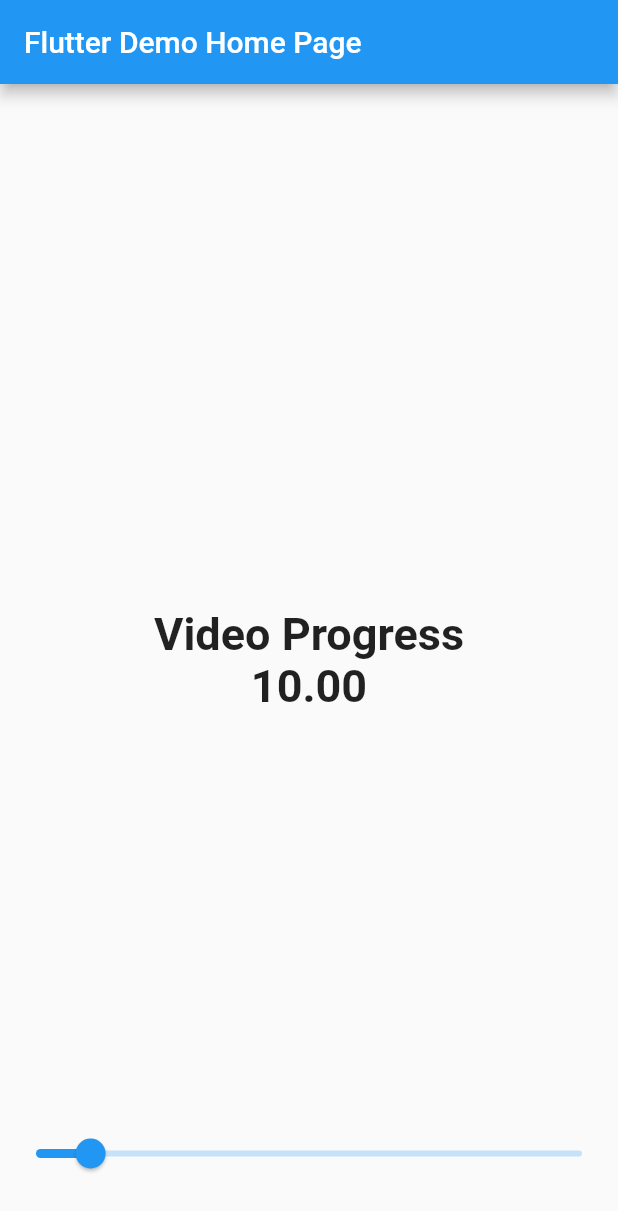
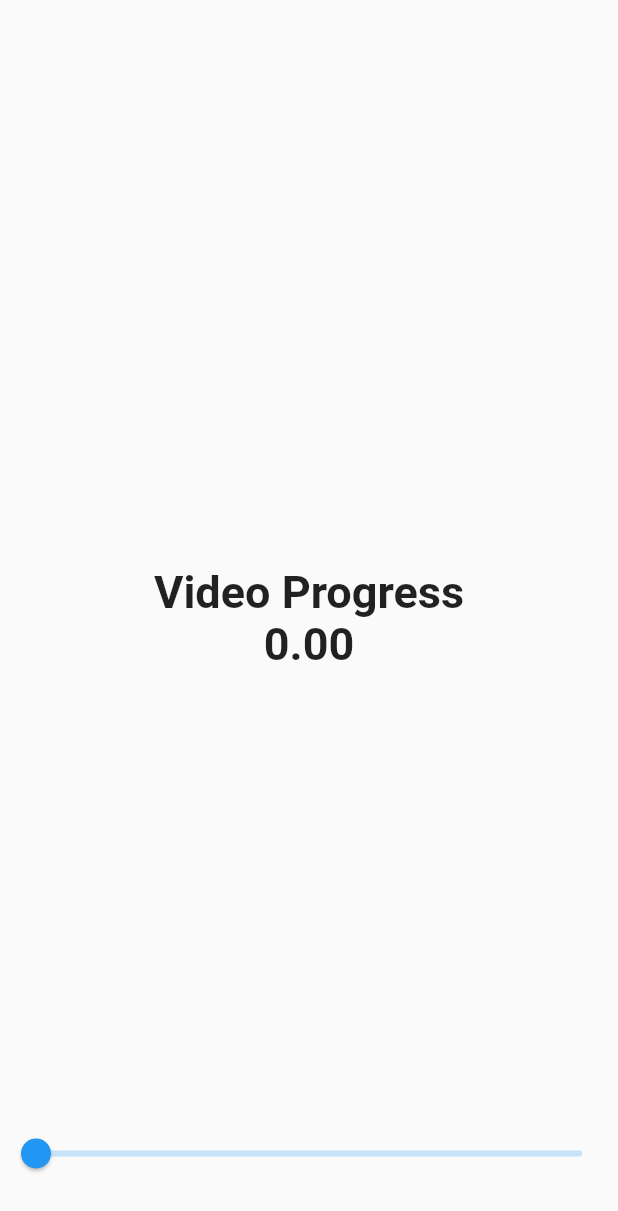
Before and after one commit to Shojib505/Flutter-Provider-counter-example, a Flutter app: the screen it shows after launch, on a phone screen of 412 x 824 dp. Shown: the top 1211 px of the screen. Run offline on Flutter 3.47's test engine with Material 2 defaults, Android fonts, the phone set to English and light mode, and no system bars.

Commit message:
using provider a proper way to change state on user intaration

```diff
--- a/lib/example_sec/custom_slider.dart
+++ b/lib/example_sec/custom_slider.dart
@@ -1,5 +1,7 @@
 import 'package:flutter/material.dart';
+import 'package:flutter_provider_counter_example/example_sec/progress_value_provider.dart';
 import 'package:flutter_provider_counter_example/example_sec/video_progress.dart';
+import 'package:provider/provider.dart';
 
 class CustomSlider extends StatefulWidget {
   const CustomSlider({Key? key}) : super(key: key);
@@ -12,21 +14,18 @@ class _CustomSliderState extends State<CustomSlider> {
   var _sliderValue = 0.1;
 
   void _onValueChanged(double val) {
-    setState(() {
-      _sliderValue = val;
-    });
-    stateOfVideoProgress.setState(() {
-      stateOfVideoProgress.progress = val * 100;
-    });
+    Provider.of<ProgressValue>(context, listen: false).progress = val;
   }
 
   @override
   Widget build(BuildContext context) {
+    final progress = Provider.of<ProgressValue>(context).progress;
+
     return Container(
       height: 50,
       margin: const EdgeInsets.symmetric(vertical: 30),
       child: Slider(
-        value: _sliderValue,
+        value: progress,
         onChanged: _onValueChanged,
       ),
     );
--- /dev/null
+++ b/lib/example_sec/progress_value_provider.dart
@@ -0,0 +1,12 @@
+import 'package:flutter/material.dart';
+
+class ProgressValue extends ChangeNotifier {
+  double _progress = 0.00;
+
+  double get progress => _progress;
+
+  set progress(double val) {
+    _progress = val;
+    notifyListeners();
+  }
+}
--- a/lib/example_sec/video_progress.dart
+++ b/lib/example_sec/video_progress.dart
@@ -1,22 +1,14 @@
 import 'package:flutter/material.dart';
+import 'package:flutter_provider_counter_example/example_sec/progress_value_provider.dart';
+import 'package:provider/provider.dart';
 
-late _VideoProgressState stateOfVideoProgress;
-
-class VideoProgress extends StatefulWidget {
-  const VideoProgress({Key? key}) : super(key: key);
-
-  @override
-  State<VideoProgress> createState() {
-    stateOfVideoProgress = _VideoProgressState();
-    return stateOfVideoProgress;
-  }
-}
-
-class _VideoProgressState extends State<VideoProgress> {
-  var progress = 10.00;
+class VideoProgress extends StatelessWidget {
+  VideoProgress({Key? key}) : super(key: key);
 
   @override
   Widget build(BuildContext context) {
+    final progress = Provider.of<ProgressValue>(context).progress * 100;
+
     return Center(
       child: Text(
         'Video Progress\n${progress.toStringAsFixed(2)}',
--- a/lib/main.dart
+++ b/lib/main.dart
@@ -1,5 +1,6 @@
 import 'package:flutter/material.dart';
 import 'package:flutter_provider_counter_example/example_sec/custom_slider.dart';
+import 'package:flutter_provider_counter_example/example_sec/progress_value_provider.dart';
 import 'package:flutter_provider_counter_example/example_sec/video_progress.dart';
 import 'package:provider/provider.dart';
 import 'home_page.dart';
@@ -9,10 +10,10 @@ void main() {
   runApp(const MyApp());
 }
 
-/* class MyApp extends StatelessWidget {
+class MyApp extends StatelessWidget {
   const MyApp({Key? key}) : super(key: key);
 
-  // This widget is the root of your application.
+  /*  // This widget is the root of your application.
   @override
   Widget build(BuildContext context) {
     return MaterialApp(
@@ -26,43 +27,24 @@ void main() {
       ),
     );
   }
-} */
+ */
 
-class MyApp extends StatelessWidget {
-  const MyApp({Key? key}) : super(key: key);
-
+  // This is anoter example for provider
   @override
   Widget build(BuildContext context) {
     return MaterialApp(
-      title: 'Flutter State Management',
+      title: 'Flutter Demo',
       theme: ThemeData(
         primarySwatch: Colors.blue,
       ),
-      home: const MyHomePage(title: 'Flutter Demo Home Page'),
-    );
-  }
-}
-
-class MyHomePage extends StatefulWidget {
-  const MyHomePage({Key? key, required this.title}) : super(key: key);
-  final String title;
-
-  @override
-  State<MyHomePage> createState() => _MyHomePageState();
-}
-
-class _MyHomePageState extends State<MyHomePage> {
-  @override
-  Widget build(BuildContext context) {
-    return Scaffold(
-      appBar: AppBar(
-        title: Text(widget.title),
-      ),
-      body: Center(
+      home: Scaffold(
+        body: ChangeNotifierProvider(
+          create: (_) => ProgressValue(),
+          child: Center(
             child: Stack(
-          children: const [
+              children: [
                 Expanded(child: VideoProgress()),
-            Positioned(
+                const Positioned(
                   child: CustomSlider(),
                   bottom: 0,
                   left: 0,
@@ -71,6 +53,8 @@ class _MyHomePageState extends State<MyHomePage> {
               ],
             ),
           ),
+        ),
+      ),
     );
   }
 }
```
Lines whose indentation alone changed are shown as unchanged.
